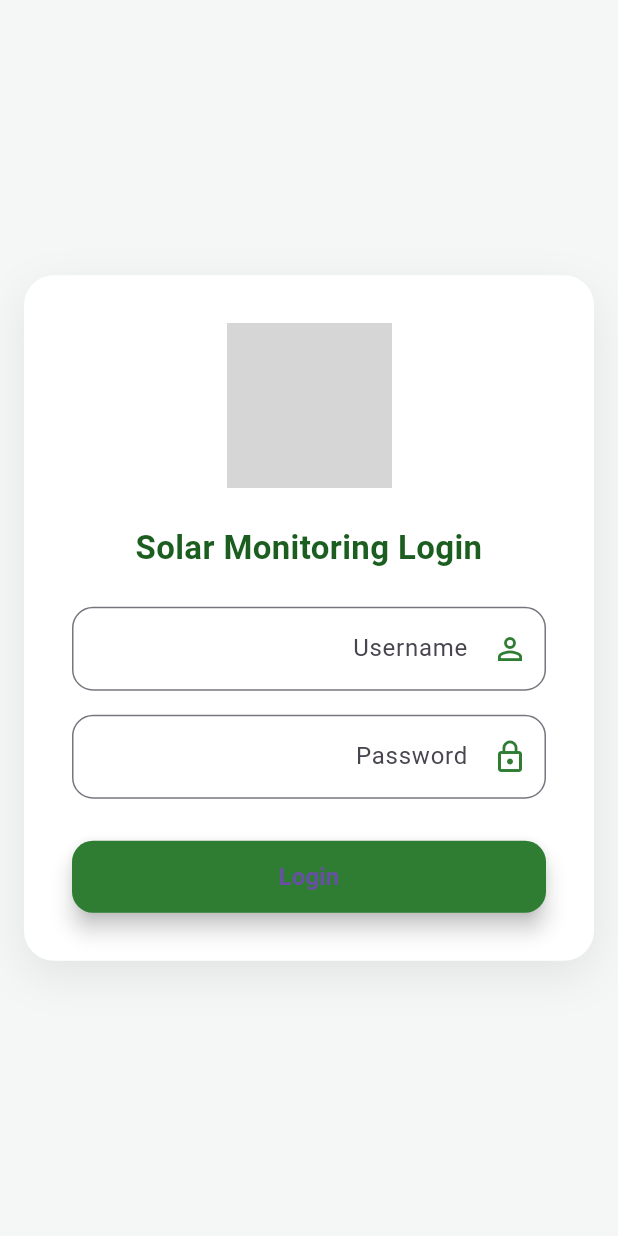
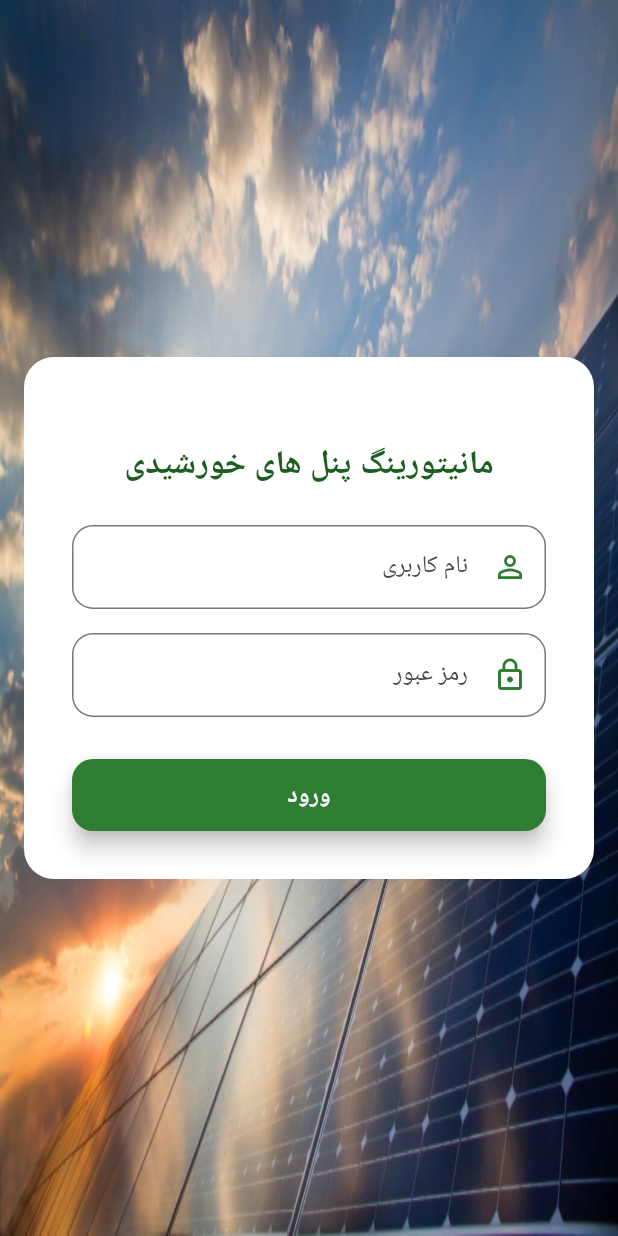
Before and after one commit to mahdi-dfr/solar-panel-monitoring-web, a Flutter app: the screen it shows after launch, on a phone screen of 412 x 824 dp. Run offline on Flutter 3.47's test engine with Material 3 defaults, Android fonts, the phone set to English and light mode, and no system bars; our stand-ins replace get, syncfusion_flutter_charts; grey boxes are pictures that could not be loaded.

Commit message:
[FEAT] complete login screen ui

```diff
--- /dev/null
+++ b/lib/constants/constant.dart
@@ -0,0 +1,5 @@
+class AppConstants{
+  AppConstants._();
+
+  static String loginBackground = 'assets/images/panel1.jpg';
+}
--- a/lib/constants/resource.dart
+++ b/lib/constants/resource.dart
@@ -1,4 +1,6 @@
-import 'package:flutter/cupertino.dart';
+
+
+import 'package:flutter/material.dart';
 
 extension AppSize on BuildContext{
   double get width => MediaQuery.sizeOf(this).width;
--- a/lib/core/contrroller/login_controller.dart
+++ b/lib/core/contrroller/login_controller.dart
@@ -1,6 +1,7 @@
 import 'package:flutter/animation.dart';
 import 'package:flutter/material.dart';
 import 'package:get/get.dart';
+import 'package:solar_web/core/view/screens/dashboard_view.dart';
 
 class LoginController extends GetxController
     with GetSingleTickerProviderStateMixin {
@@ -52,13 +53,13 @@ class LoginController extends GetxController
 
     if (username.isEmpty || password.isEmpty) {
       Get.snackbar(
-        'Login Error',
-        'Username and password are required',
-        snackPosition: SnackPosition.BOTTOM,
+        'خطا',
+        'لطفا نام کاربری و رمز عبور را وارد کنید',
+        snackPosition: SnackPosition.TOP,
       );
       return;
     }
 
-    // TODO: Call API (Django / JWT)
+    Get.offAll(DashboardPage());
   }
 }
--- a/lib/core/view/screens/login_screen.dart
+++ b/lib/core/view/screens/login_screen.dart
@@ -1,20 +1,24 @@
 import 'package:flutter/material.dart';
 import 'package:get/get.dart';
+import 'package:solar_web/constants/app_colors.dart';
+import 'package:solar_web/constants/constant.dart';
 import 'package:solar_web/core/contrroller/login_controller.dart';
-
-
 
 class SolarLoginPage extends GetView<LoginController> {
   const SolarLoginPage({super.key});
 
   @override
   Widget build(BuildContext context) {
-    final width = MediaQuery.of(context).size.width;
+    final width = context.width;
+    final height = context.height;
     final isWide = width > 900;
 
     return Scaffold(
-      backgroundColor: const Color(0xFFF5F7F6),
-      body: Center(
+      body: Stack(
+        children: [
+          Image.asset(AppConstants.loginBackground, fit: BoxFit.fill, height: height, width: width),
+
+          Center(
             child: FadeTransition(
               opacity: controller.fadeAnimation,
               child: SlideTransition(
@@ -27,29 +31,21 @@ class SolarLoginPage extends GetView<LoginController> {
                   child: Column(
                     mainAxisSize: MainAxisSize.min,
                     children: [
-                  Image.asset(
-                    'assets/images/solar.png',
-                    height: isWide ? 140 : 110,
-                  ),
                       const SizedBox(height: 24),
                       const Text(
-                    'Solar Monitoring Login',
-                    style: TextStyle(
-                      fontSize: 22,
-                      fontWeight: FontWeight.bold,
-                      color: Color(0xFF1B5E20),
-                    ),
+                        'مانیتورینگ پنل های خورشیدی',
+                        style: TextStyle(fontSize: 22, fontWeight: FontWeight.bold, color: Color(0xFF1B5E20)),
                       ),
                       const SizedBox(height: 24),
                       _InputField(
                         controller: controller.usernameController,
-                    label: 'Username',
+                        label: 'نام کاربری',
                         icon: Icons.person_outline,
                       ),
                       const SizedBox(height: 16),
                       _InputField(
                         controller: controller.passwordController,
-                    label: 'Password',
+                        label: 'رمز عبور',
                         icon: Icons.lock_outline,
                         obscure: true,
                       ),
@@ -61,6 +57,8 @@ class SolarLoginPage extends GetView<LoginController> {
               ),
             ),
           ),
+        ],
+      ),
     );
   }
 
@@ -68,15 +66,10 @@ class SolarLoginPage extends GetView<LoginController> {
     color: Colors.white,
     borderRadius: BorderRadius.circular(20),
     boxShadow: [
-      BoxShadow(
-        color: Colors.black.withOpacity(0.08),
-        blurRadius: 25,
-        offset: const Offset(0, 10),
-      ),
+      BoxShadow(color: Colors.black.withOpacity(0.08), blurRadius: 25, offset: const Offset(0, 10)),
     ],
   );
 }
-
 
 class _InputField extends StatelessWidget {
   final TextEditingController controller;
@@ -99,15 +92,10 @@ class _InputField extends StatelessWidget {
       decoration: InputDecoration(
         labelText: label,
         prefixIcon: Icon(icon, color: const Color(0xFF2E7D32)),
-        border: OutlineInputBorder(
-          borderRadius: BorderRadius.circular(14),
-        ),
+        border: OutlineInputBorder(borderRadius: BorderRadius.circular(14)),
         focusedBorder: OutlineInputBorder(
           borderRadius: BorderRadius.circular(14),
-          borderSide: const BorderSide(
-            color: Color(0xFF2E7D32),
-            width: 2,
-          ),
+          borderSide: const BorderSide(color: Color(0xFF2E7D32), width: 2),
         ),
       ),
     );
@@ -128,17 +116,12 @@ class _LoginButton extends StatelessWidget {
         onPressed: onTap,
         style: ElevatedButton.styleFrom(
           backgroundColor: const Color(0xFF2E7D32),
-          shape: RoundedRectangleBorder(
-            borderRadius: BorderRadius.circular(14),
-          ),
+          shape: RoundedRectangleBorder(borderRadius: BorderRadius.circular(14)),
           elevation: 6,
         ),
-        child: const Text(
-          'Login',
-          style: TextStyle(
-            fontSize: 16,
-            fontWeight: FontWeight.w600,
-          ),
+        child: Text(
+          'ورود',
+          style: TextStyle(fontSize: 16, fontWeight: FontWeight.w600, color: CustomAppColors.backgroundColor),
         ),
       ),
     );
--- a/pubspec.yaml
+++ b/pubspec.yaml
@@ -64,8 +64,8 @@ flutter:
   uses-material-design: true
 
   # To add assets to your application, add an assets section, like this:
-  # assets:
-  #   - images/a_dot_burr.jpeg
+  assets:
+    - assets/images/panel1.jpg
   #   - images/a_dot_ham.jpeg
 
   # An image asset can refer to one or more resolution-specific "variants", see
```
Also changed, not shown: assets/images/panel1.jpg (added). Lines whose indentation alone changed are shown as unchanged.
